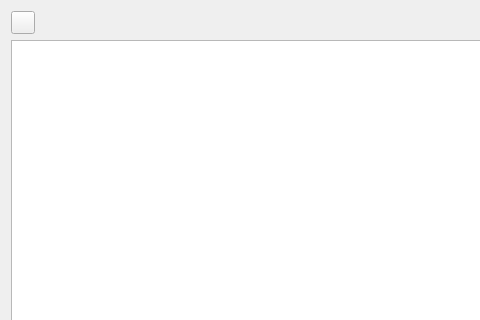
sand74/cli3, file ui/table.ui: the form before one commit; both pictures show x 0 to 480 and y 0 to 320 of the 862 by 669 pixel window.
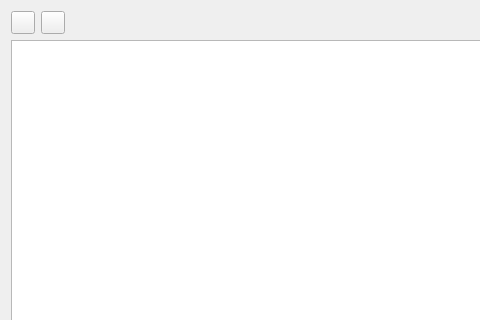
The form after the commit.

Commit message: Add table context menu

```diff
--- a/ui/table.ui
+++ b/ui/table.ui
@@ -41,6 +41,13 @@
                             </property>
                         </widget>
                     </item>
+                    <item>
+                        <widget class="QToolButton" name="refreshButton">
+                            <property name="text">
+                                <string/>
+                            </property>
+                        </widget>
+                    </item>
                     <item>
                         <spacer name="horizontalSpacer">
                             <property name="orientation">
```
The commit also changes 9 other files.
